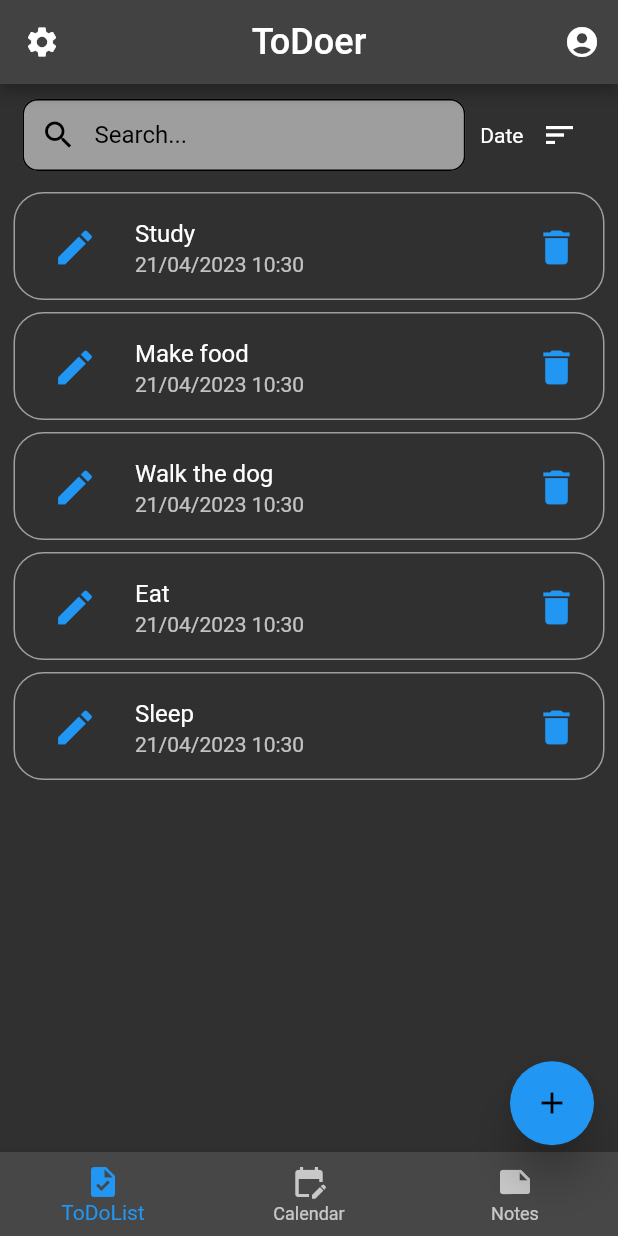
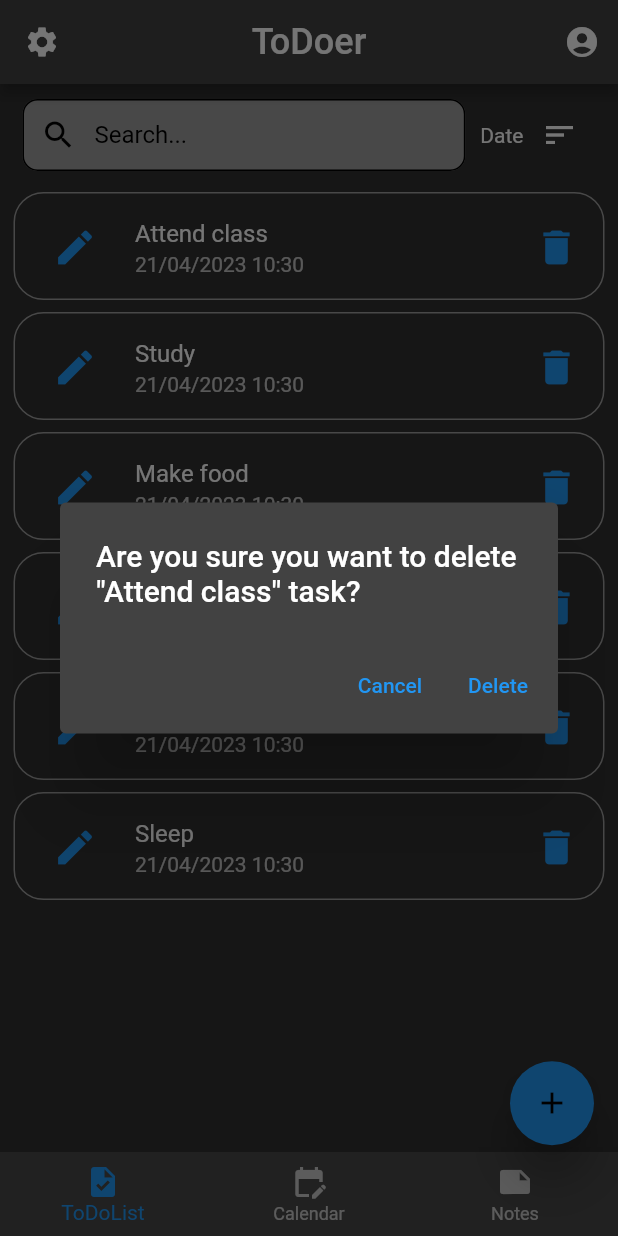
Before and after one commit to dtuukkanen/ToDo, a Flutter app: the screen it shows after launch, after a tap on the "delete" icon, on a phone screen of 412 x 824 dp. Run offline on Flutter 3.47's test engine with Material 2 defaults, Android fonts, the phone set to English and light mode, and no system bars.

Commit message:
Delete PopUp

```diff
--- a/lib/main.dart
+++ b/lib/main.dart
@@ -62,7 +62,7 @@ class _MainAppState extends State<MainApp> {
                   content: TextField(
                     controller: editingController,
                     decoration: const InputDecoration(
-                        hintText: 'Write new task here...'),
+                        hintText: 'Edit task here...'),
                   ),
                   actions: <Widget>[
                     TextButton(
@@ -87,7 +87,28 @@ class _MainAppState extends State<MainApp> {
             trailing: InkWell(
               onTap: () {
                 setState(() {
-                  tasks.removeAt(index);
+                  showDialog(
+              context: context,
+              builder: (context) {
+                return AlertDialog(
+                  title:  Text('Are you sure you want to delete "${tasks[index]}" task?'),
+                  actions: <Widget>[
+                    TextButton(
+                        onPressed: () {
+                          Navigator.of(context).pop();
+                        },
+                        child: const Text('Cancel')),
+                    TextButton(
+                        onPressed: () {
+                          setState(() {
+                            tasks.removeAt(index);
+                          });
+                          Navigator.of(context).pop();
+                        },
+                        child: const Text('Delete'))
+                  ],
+                );
+              });
                 });
               },
               child: Ink(
```
